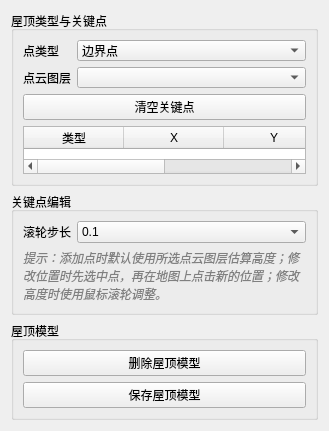
Qt form roofedit.ui (531985836-cpu/building_edit_manager) before a commit.
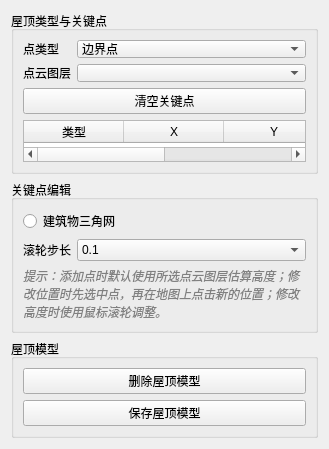
The same form after that commit.

The edit to the form file:
```diff
--- a/roofedit.ui
+++ b/roofedit.ui
@@ -139,6 +139,13 @@
       <string>关键点编辑</string>
      </property>
      <layout class="QVBoxLayout" name="verticalLayout_2">
+      <item>
+       <widget class="QRadioButton" name="pointradio">
+        <property name="text">
+         <string>建筑物三角网</string>
+        </property>
+       </widget>
+      </item>
       <item>
        <layout class="QFormLayout" name="formLayout">
         <item row="0" column="0">
```
